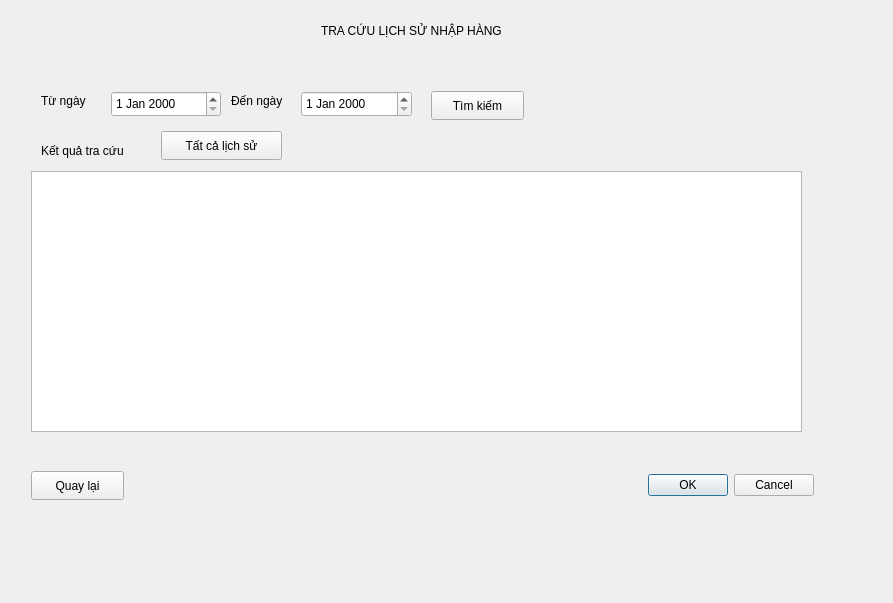
suofujita/nekolibro, file imexport.ui: the form before one commit.
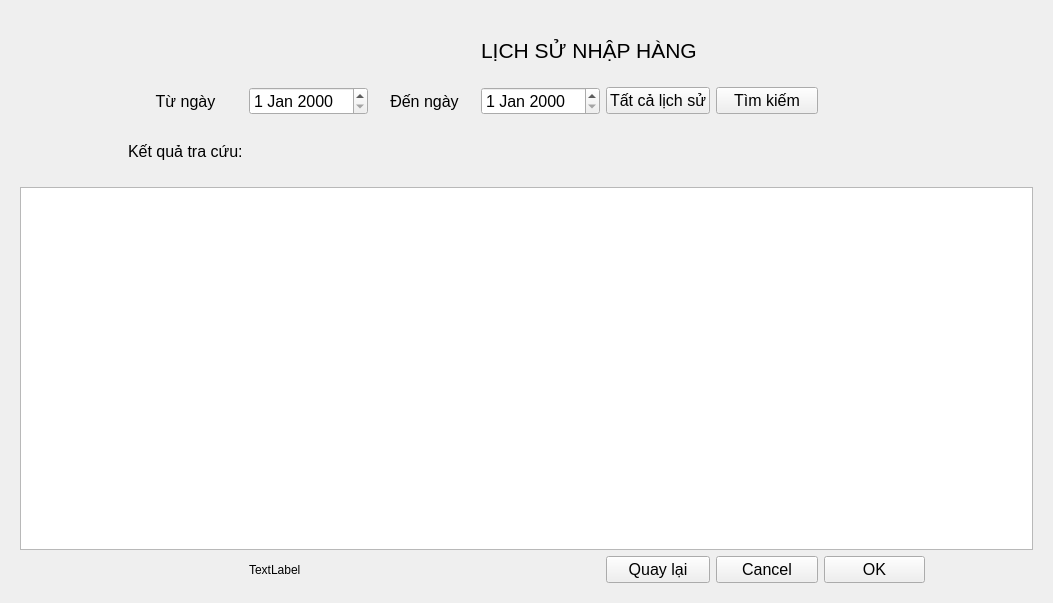
The form after the commit. The open tabs and pages were chosen to show the change. Icons and pictures are not drawn.

Commit message: updated import/export

The edit to the form file:
```diff
--- a/imexport.ui
+++ b/imexport.ui
@@ -6,7 +6,7 @@
    <rect>
     <x>0</x>
     <y>0</y>
-    <width>893</width>
+    <width>1053</width>
     <height>603</height>
    </rect>
   </property>
@@ -14,7 +14,7 @@
    <string>Form</string>
   </property>
   <layout class="QGridLayout" name="gridLayout_3">
-   <item row="0" column="3">
+   <item row="1" column="2">
     <widget class="QStackedWidget" name="stackedWidget">
      <property name="autoFillBackground">
       <bool>false</bool>
@@ -737,140 +737,209 @@
       </layout>
      </widget>
      <widget class="QWidget" name="import_logs_window">
-      <widget class="QTableView" name="results_table">
-       <property name="geometry">
-        <rect>
-         <x>20</x>
-         <y>160</y>
-         <width>771</width>
-         <height>261</height>
-        </rect>
-       </property>
-      </widget>
-      <widget class="QDateEdit" name="start_date">
-       <property name="geometry">
-        <rect>
-         <x>100</x>
-         <y>80</y>
-         <width>110</width>
-         <height>26</height>
-        </rect>
-       </property>
-      </widget>
-      <widget class="QLabel" name="label_6">
-       <property name="geometry">
-        <rect>
-         <x>310</x>
-         <y>10</y>
-         <width>281</width>
-         <height>20</height>
-        </rect>
-       </property>
-       <property name="text">
-        <string>TRA CỨU LỊCH SỬ NHẬP HÀNG</string>
-       </property>
-      </widget>
-      <widget class="QLabel" name="label_7">
-       <property name="geometry">
-        <rect>
-         <x>30</x>
-         <y>80</y>
-         <width>63</width>
-         <height>20</height>
-        </rect>
-       </property>
-       <property name="text">
-        <string>Từ ngày</string>
-       </property>
-      </widget>
-      <widget class="QLabel" name="label_8">
-       <property name="geometry">
-        <rect>
-         <x>220</x>
-         <y>80</y>
-         <width>63</width>
-         <height>20</height>
-        </rect>
-       </property>
-       <property name="text">
-        <string>Đến ngày</string>
-       </property>
-      </widget>
-      <widget class="QDateEdit" name="end_date">
-       <property name="geometry">
-        <rect>
-         <x>290</x>
-         <y>80</y>
-         <width>111</width>
-         <height>26</height>
-        </rect>
-       </property>
-      </widget>
-      <widget class="QPushButton" name="to_main">
-       <property name="geometry">
-        <rect>
-         <x>20</x>
-         <y>460</y>
-         <width>93</width>
-         <height>29</height>
-        </rect>
-       </property>
-       <property name="text">
-        <string>Quay lại</string>
-       </property>
-      </widget>
-      <widget class="QLabel" name="label_9">
-       <property name="geometry">
-        <rect>
-         <x>30</x>
-         <y>130</y>
-         <width>151</width>
-         <height>20</height>
-        </rect>
-       </property>
-       <property name="text">
-        <string>Kết quả tra cứu</string>
-       </property>
-      </widget>
-      <widget class="QDialogButtonBox" name="to_main_2">
-       <property name="geometry">
-        <rect>
-         <x>610</x>
-         <y>460</y>
-         <width>193</width>
-         <height>29</height>
-        </rect>
-       </property>
-       <property name="standardButtons">
-        <set>QDialogButtonBox::StandardButton::Cancel|QDialogButtonBox::StandardButton::Ok</set>
-       </property>
-      </widget>
-      <widget class="QPushButton" name="search">
-       <property name="geometry">
-        <rect>
-         <x>420</x>
-         <y>80</y>
-         <width>93</width>
-         <height>29</height>
-        </rect>
-       </property>
-       <property name="text">
-        <string>Tìm kiếm</string>
-       </property>
-      </widget>
-      <widget class="QPushButton" name="all_histories">
-       <property name="geometry">
-        <rect>
-         <x>150</x>
-         <y>120</y>
-         <width>121</width>
-         <height>29</height>
-        </rect>
-       </property>
-       <property name="text">
-        <string>Tất cả lịch sử</string>
-       </property>
-      </widget>
+      <layout class="QGridLayout" name="gridLayout">
+       <item row="1" column="6">
+        <widget class="QPushButton" name="search_import_logs">
+         <property name="font">
+          <font>
+           <pointsize>12</pointsize>
+          </font>
+         </property>
+         <property name="text">
+          <string>Tìm kiếm</string>
+         </property>
+         <property name="icon">
+          <iconset resource="galeries.qrc">
+           <normaloff>:/image/search.png</normaloff>:/image/search.png</iconset>
+         </property>
+         <property name="iconSize">
+          <size>
+           <width>25</width>
+           <height>25</height>
+          </size>
+         </property>
+        </widget>
+       </item>
+       <item row="22" column="7">
+        <widget class="QPushButton" name="close_import_logs_window">
+         <property name="font">
+          <font>
+           <pointsize>12</pointsize>
+          </font>
+         </property>
+         <property name="text">
+          <string>OK</string>
+         </property>
+         <property name="icon">
+          <iconset resource="galeries.qrc">
+           <normaloff>:/image/ok.png</normaloff>:/image/ok.png</iconset>
+         </property>
+         <property name="iconSize">
+          <size>
+           <width>25</width>
+           <height>25</height>
+          </size>
+         </property>
+        </widget>
+       </item>
+       <item row="0" column="4" colspan="2">
+        <widget class="QLabel" name="label_6">
+         <property name="font">
+          <font>
+           <pointsize>16</pointsize>
+          </font>
+         </property>
+         <property name="text">
+          <string>LỊCH SỬ NHẬP HÀNG</string>
+         </property>
+        </widget>
+       </item>
+       <item row="0" column="1" colspan="3">
+        <widget class="QLabel" name="logo_import_logs">
+         <property name="text">
+          <string/>
+         </property>
+         <property name="pixmap">
+          <pixmap resource="galeries.qrc">:/image/logs.png</pixmap>
+         </property>
+         <property name="scaledContents">
+          <bool>true</bool>
+         </property>
+        </widget>
+       </item>
+       <item row="22" column="2">
+        <widget class="QLabel" name="label_18">
+         <property name="text">
+          <string>TextLabel</string>
+         </property>
+        </widget>
+       </item>
+       <item row="1" column="2">
+        <widget class="QDateEdit" name="start_date_import_ref">
+         <property name="font">
+          <font>
+           <pointsize>12</pointsize>
+          </font>
+         </property>
+        </widget>
+       </item>
+       <item row="1" column="4">
+        <widget class="QDateEdit" name="end_date_import_ref">
+         <property name="font">
+          <font>
+           <pointsize>12</pointsize>
+          </font>
+         </property>
+        </widget>
+       </item>
+       <item row="1" column="3">
+        <widget class="QLabel" name="label_8">
+         <property name="font">
+          <font>
+           <pointsize>12</pointsize>
+          </font>
+         </property>
+         <property name="text">
+          <string>Đến ngày</string>
+         </property>
+         <property name="alignment">
+          <set>Qt::AlignmentFlag::AlignCenter</set>
+         </property>
+        </widget>
+       </item>
+       <item row="1" column="5">
+        <widget class="QPushButton" name="all_import_logs">
+         <property name="font">
+          <font>
+           <pointsize>12</pointsize>
+          </font>
+         </property>
+         <property name="text">
+          <string>Tất cả lịch sử</string>
+         </property>
+        </widget>
+       </item>
+       <item row="2" column="1">
+        <widget class="QLabel" name="label_9">
+         <property name="font">
+          <font>
+           <pointsize>12</pointsize>
+          </font>
+         </property>
+         <property name="text">
+          <string>Kết quả tra cứu:</string>
+         </property>
+        </widget>
+       </item>
+       <item row="16" column="0" rowspan="6" colspan="9">
+        <widget class="QTableWidget" name="search_import_logs_result">
+         <property name="font">
+          <font>
+           <pointsize>12</pointsize>
+          </font>
+         </property>
+        </widget>
+       </item>
+       <item row="22" column="6">
+        <widget class="QPushButton" name="minimum_import_logs">
+         <property name="font">
+          <font>
+           <pointsize>12</pointsize>
+          </font>
+         </property>
+         <property name="text">
+          <string>Cancel</string>
+         </property>
+         <property name="icon">
+          <iconset resource="galeries.qrc">
+           <normaloff>:/image/cancel.png</normaloff>:/image/cancel.png</iconset>
+         </property>
+         <property name="iconSize">
+          <size>
+           <width>25</width>
+           <height>25</height>
+          </size>
+         </property>
+        </widget>
+       </item>
+       <item row="1" column="1">
+        <widget class="QLabel" name="label_7">
+         <property name="font">
+          <font>
+           <pointsize>12</pointsize>
+          </font>
+         </property>
+         <property name="text">
+          <string>Từ ngày</string>
+         </property>
+         <property name="alignment">
+          <set>Qt::AlignmentFlag::AlignCenter</set>
+         </property>
+        </widget>
+       </item>
+       <item row="22" column="5">
+        <widget class="QPushButton" name="back_to_main_from_import_logs">
+         <property name="font">
+          <font>
+           <pointsize>12</pointsize>
+          </font>
+         </property>
+         <property name="text">
+          <string>Quay lại</string>
+         </property>
+         <property name="icon">
+          <iconset resource="galeries.qrc">
+           <normaloff>:/image/back.png</normaloff>:/image/back.png</iconset>
+         </property>
+         <property name="iconSize">
+          <size>
+           <width>25</width>
+           <height>25</height>
+          </size>
+         </property>
+        </widget>
+       </item>
+      </layout>
      </widget>
      <widget class="QWidget" name="export_logs_window">
       <widget class="QLabel" name="label_33">
```
Left out of the diff: 777 changed lines with no effect on the pictures. The commit also changes 3 other files.
